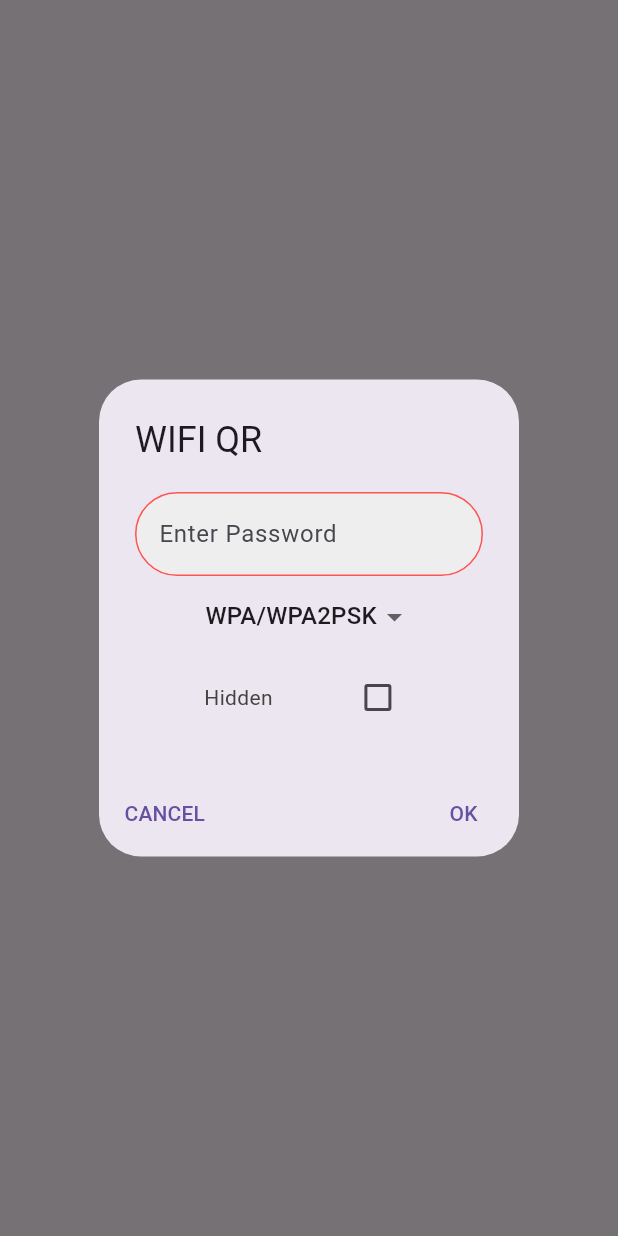
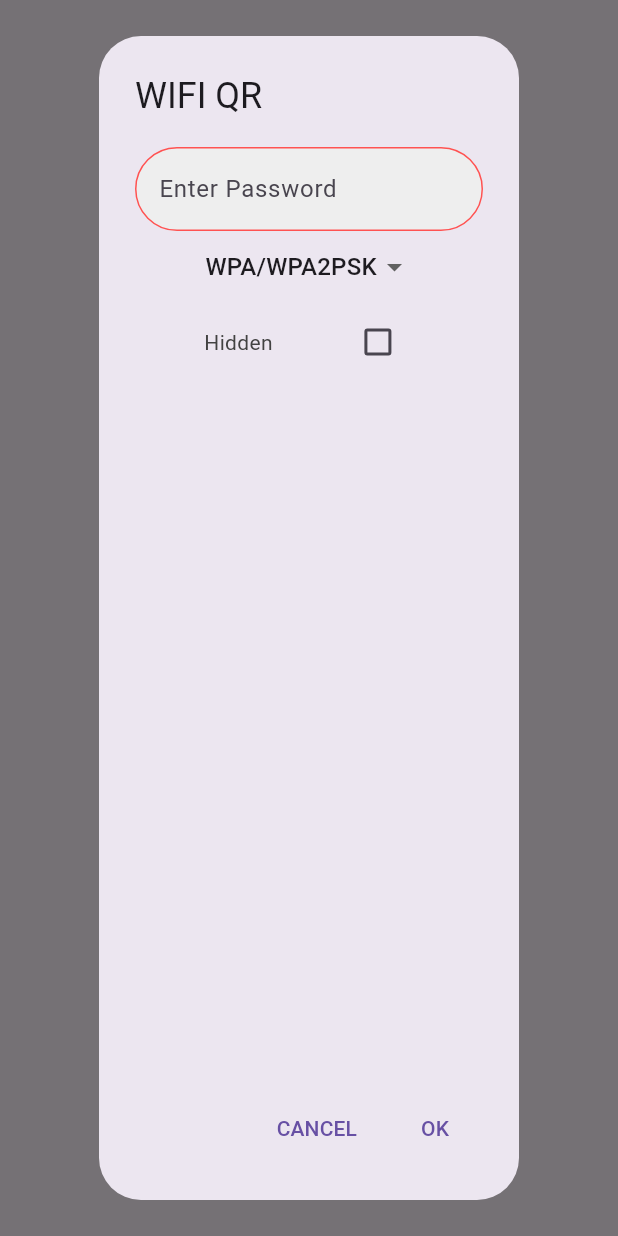
Before and after one commit to manishgautammg3994/skany, a Flutter app: what showWIFIDialog() shows on an empty page, opened directly with empty values, after a tap on "OK", on a phone screen of 412 x 824 dp. Run offline on Flutter 3.47's test engine with Material 2 defaults, Android fonts, the phone set to English and light mode, and no system bars; our stand-ins replace get, get_it, get_storage, image_gallery_saver, image_picker, permission_handler and 2 more; missing offline and left inert: receive_sharing_intent; accounts and stored records are empty.

Commit message:
only wifi qr gen and custom url set configured

```diff
--- a/lib/app/features/home/view/components/widget/wifi/wifi_dialog.dart
+++ b/lib/app/features/home/view/components/widget/wifi/wifi_dialog.dart
@@ -21,7 +21,7 @@
       return StatefulBuilder(builder: (BuildContext context, setState) {
         return Container(
           child: AlertDialog(
-            scrollable: true,
+            scrollable: false,
             title: Text('WIFI QR'),
             content: Column(
               children: [
@@ -40,7 +40,7 @@
                   ),
                 ),
                 SizedBox(
-                  height: 3,
+                  height: 2,
                 ),
                 Visibility(
                   visible: isPasswFieldVisible,
@@ -87,9 +87,9 @@
                       );
                     }).toList(),
                   ),
-                ).paddingOnly(top: 3, bottom: 3),
+                ),
                 SizedBox(
-                  height: 3,
+                  height: 2,
                 ),
                 Row(
                   mainAxisAlignment: MainAxisAlignment.spaceEvenly,
@@ -106,8 +106,6 @@
                 ),
               ],
             ),
-            actionsPadding: EdgeInsets.all(5),
-            actionsAlignment: MainAxisAlignment.spaceBetween,
             actionsOverflowButtonSpacing: 2.0,
             actions: <Widget>[
               TextButton(
@@ -121,9 +119,7 @@
                 onPressed: () async {
                   String hiddenString =
                       (isChecked) ? "H:${isChecked.toString()};" : "";
-
                   if (formKey.currentState!.validate()) {
-                    formKey.currentState!.save();
                     if (selectedType == "WPA/WPA2PSK") {
                       finalStringwifi = "WIFI:T:WPA;" +
                           "P:" "${passCont.text.toString()}" +
```
Also changed, not shown: lib/app/features/home/view/components/widget/custom_url/custom_url.dart (+4 -4 lines).
